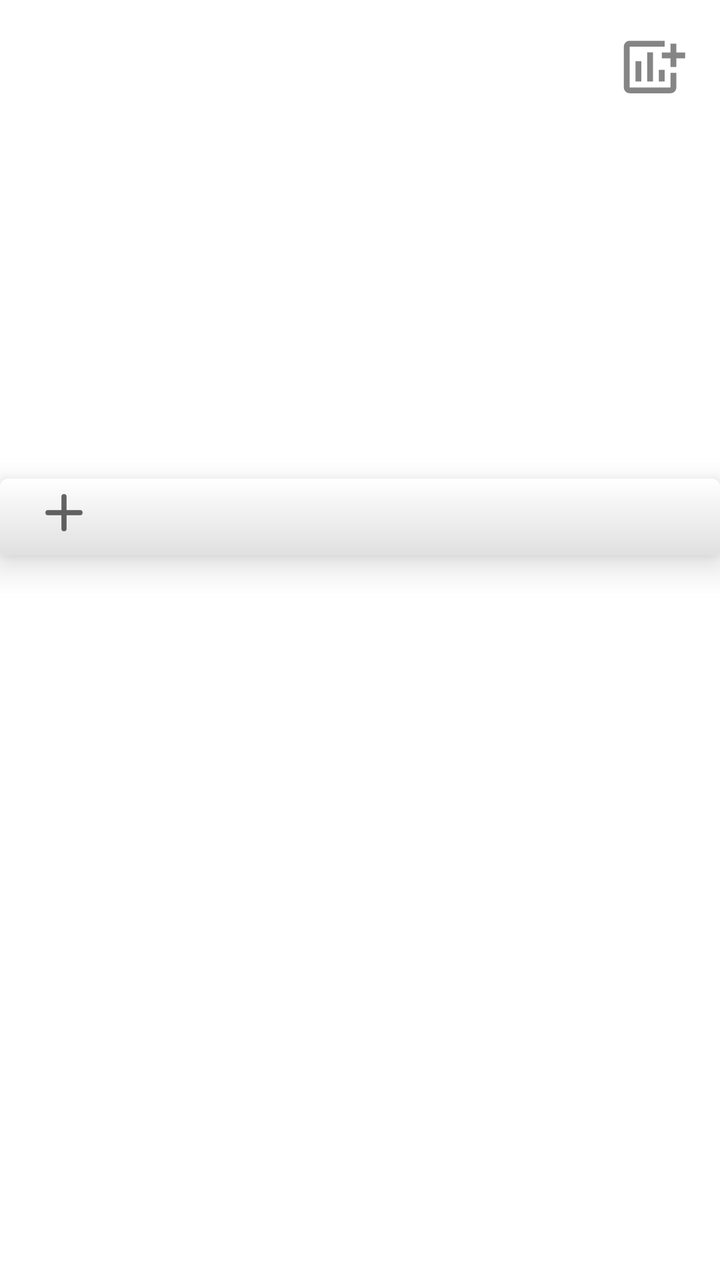
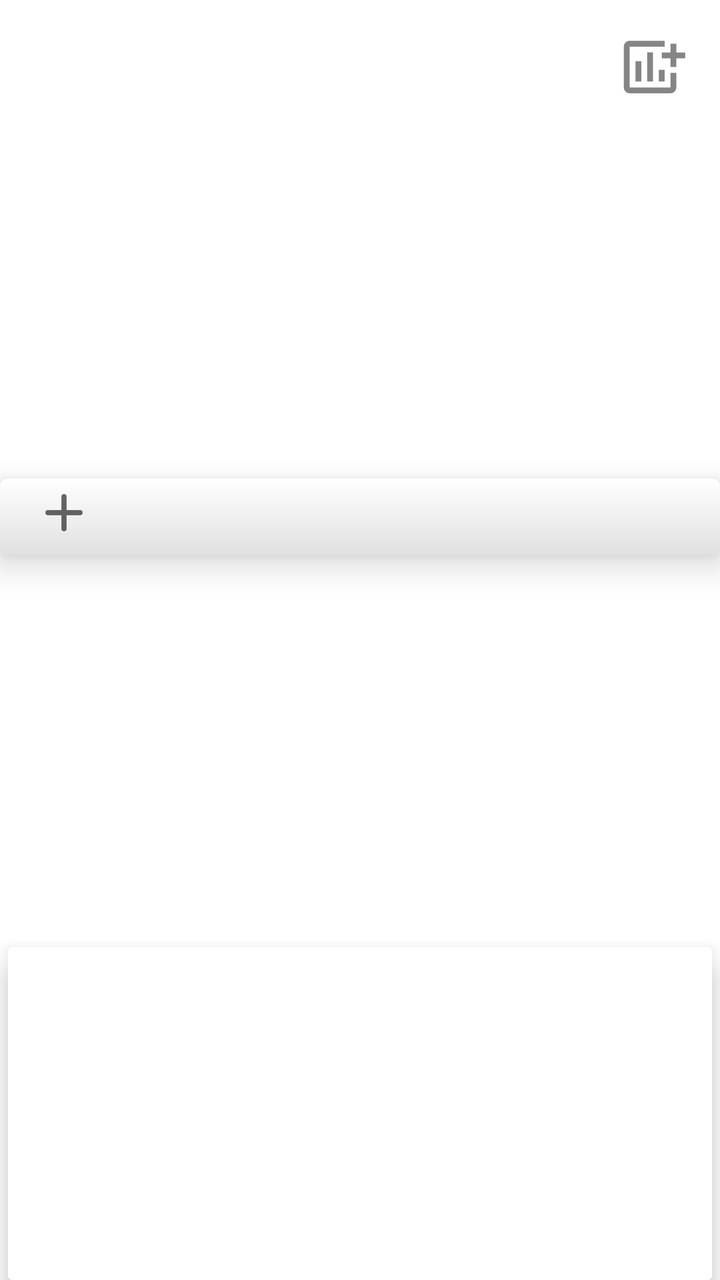

Compare the two renders of this Android layout. The source of the first and the diff that turns it into the second are given below.
<!-- AndroidManifest.xml: application theme Theme.Matscape -->
<!-- res/layout/activity_home.xml -->
<?xml version="1.0" encoding="utf-8"?>
<androidx.drawerlayout.widget.DrawerLayout xmlns:android="http://schemas.android.com/apk/res/android"
    xmlns:app="http://schemas.android.com/apk/res-auto"
    xmlns:tools="http://schemas.android.com/tools"
    android:layout_width="match_parent"
    android:layout_height="match_parent"
    tools:context=".Activities.HomeActivity"
    android:id="@+id/DrawerLayout">

    

    <androidx.constraintlayout.widget.ConstraintLayout
        android:layout_width="match_parent"
        android:layout_height="match_parent">

        <androidx.appcompat.widget.Toolbar
            android:id="@+id/Toolbar"
            android:layout_width="match_parent"
            android:layout_height="wrap_content"
            android:background="@null"
            app:layout_constraintEnd_toEndOf="parent"
            app:layout_constraintStart_toStartOf="parent"
            app:layout_constraintTop_toTopOf="parent" />

        <ImageView
            android:id="@+id/addMatrixCardButton"
            android:layout_width="35dp"
            android:layout_height="35dp"
            android:layout_margin="16dp"
            android:background="?attr/selectableItemBackgroundBorderless"
            android:clickable="true"
            android:contentDescription="@string/desc_add_matrix"
            android:focusable="true"
            android:src="@drawable/ic_home_add_matrix"
            app:layout_constraintEnd_toEndOf="parent"
            app:layout_constraintTop_toTopOf="parent"
            tools:ignore="TouchTargetSizeCheck" />

        <androidx.recyclerview.widget.RecyclerView
            android:id="@+id/MatrixCardsRecyclerView"
            android:layout_width="match_parent"
            android:layout_height="0dp"
            app:layout_constraintHeight_percent=".28"
            app:layout_constraintEnd_toEndOf="parent"
            app:layout_constraintStart_toStartOf="parent"
            app:layout_constraintTop_toBottomOf="@+id/Toolbar" />

        <ImageView
            android:id="@+id/addResultCardButton"
            android:layout_width="32dp"
            android:layout_height="32dp"
            android:clickable="true"
            android:contentDescription="@string/desc_settings_result"
            android:elevation="12dp"
            android:focusable="true"
            android:layout_marginStart="16dp"
            android:foreground="?attr/selectableItemBackgroundBorderless"
            android:src="@drawable/ic_home_add_result"
            app:layout_constraintBottom_toBottomOf="@+id/cardView"
            app:layout_constraintStart_toStartOf="parent"
            app:layout_constraintTop_toBottomOf="@+id/MatrixCardsRecyclerView"
            tools:ignore="UnusedAttribute" />

        <androidx.cardview.widget.CardView
            android:id="@+id/cardView"
            android:layout_width="match_parent"
            android:layout_height="0dp"
            android:layout_marginTop="4dp"
            android:layout_marginBottom="4dp"
            app:cardCornerRadius="4dp"
            app:cardElevation="10dp"
            android:foreground="@drawable/grad_home_divider"
            app:layout_constraintEnd_toEndOf="parent"
            app:layout_constraintHeight_percent=".06"
            app:layout_constraintStart_toStartOf="parent"
            app:layout_constraintTop_toBottomOf="@+id/MatrixCardsRecyclerView">

        </androidx.cardview.widget.CardView>

        <androidx.recyclerview.widget.RecyclerView
            android:id="@+id/ResultCardsRecyclerView"
            android:layout_width="match_parent"
            android:layout_height="0dp"
            app:layout_constraintBottom_toBottomOf="parent"
            app:layout_constraintEnd_toEndOf="parent"
            app:layout_constraintStart_toStartOf="parent"
            app:layout_constraintTop_toBottomOf="@+id/cardView" />

        <androidx.cardview.widget.CardView
            android:id="@+id/HomeNumpadCardView"
            android:layout_width="match_parent"
            android:layout_height="wrap_content"
            app:layout_constraintBottom_toBottomOf="@+id/ResultCardsRecyclerView"
            app:layout_constraintEnd_toEndOf="parent"
            app:layout_constraintStart_toStartOf="parent"/>
    </androidx.constraintlayout.widget.ConstraintLayout>


    <com.google.android.material.navigation.NavigationView
        android:id="@+id/HomeNavigationView"
        android:layout_width="wrap_content"
        android:layout_height="match_parent"
        app:menu="@menu/menu_home_navigation_drawer"
        app:headerLayout="@layout/header_navigation_drawer"
        android:layout_gravity="start"/>

</androidx.drawerlayout.widget.DrawerLayout>
<!-- res/layout/header_navigation_drawer.xml (included above) -->
<?xml version="1.0" encoding="utf-8"?>
<LinearLayout xmlns:android="http://schemas.android.com/apk/res/android"
    android:layout_width="match_parent"
    android:layout_height="match_parent"
    android:orientation="vertical">

    

    <TextView
        android:layout_width="wrap_content"
        android:layout_height="wrap_content"
        android:layout_marginTop="24dp"
        android:layout_marginStart="24dp"
        android:layout_marginEnd="24dp"
        android:textAppearance="?attr/textAppearanceHeadline6"
        android:text="@string/app_name" />

    <TextView
        android:layout_width="wrap_content"
        android:layout_height="wrap_content"
        android:layout_marginBottom="24dp"
        android:layout_marginStart="24dp"
        android:layout_marginEnd="24dp"
        android:textAppearance="?attr/textAppearanceBody2"
        android:textColor="@color/material_on_surface_emphasis_medium"
        android:text="Matrix Calculator" />

</LinearLayout>
<!-- resources referenced by this layout -->
<resources>
  <!-- drawable grad_home_divider (drawable) -->
  <?xml version="1.0" encoding="utf-8"?>
      <shape xmlns:android="http://schemas.android.com/apk/res/android"
          android:shape="rectangle">
          <gradient
              android:startColor="#FFFFFF"
              android:endColor="#E0E0E0"
              android:angle="270"
              android:centerY=".6" />
      </shape>
  <!-- drawable ic_home_add_matrix (drawable) -->
  <vector android:alpha="0.8" android:height="24dp"
      android:tint="?attr/colorControlNormal" android:viewportHeight="24"
      android:viewportWidth="24" android:width="24dp" xmlns:android="http://schemas.android.com/apk/res/android">
      <path android:fillColor="@android:color/white" android:pathData="M6,9.99h2v7L6,16.99zM14,12.99h2v4h-2zM10,6.99h2v10h-2zM20,7L20,4h-2v3h-3v2h3v3h2L20,9h3L23,7zM18,19L4,19L4,5h12L16,3L4,3c-1.1,0 -2,0.9 -2,2v14c0,1.1 0.9,2 2,2h14c1.1,0 2,-0.9 2,-2v-5h-2v5z"/>
  </vector>
  <!-- drawable ic_home_add_result (drawable) -->
  <vector xmlns:android="http://schemas.android.com/apk/res/android"
      android:width="24dp"
      android:height="24dp"
      android:viewportWidth="24"
      android:viewportHeight="24"
      android:tint="?attr/colorControlNormal">
    <path
        android:fillColor="@android:color/white"
        android:pathData="M18,13h-5v5c0,0.55 -0.45,1 -1,1s-1,-0.45 -1,-1v-5H6c-0.55,0 -1,-0.45 -1,-1s0.45,-1 1,-1h5V6c0,-0.55 0.45,-1 1,-1s1,0.45 1,1v5h5c0.55,0 1,0.45 1,1s-0.45,1 -1,1z"/>
  </vector>
  <string name="app_name" translatable="false">Matscape</string>
  
      //for homepage navigation drawer
  <string name="desc_add_matrix">Add Matrix</string>
  <string name="desc_settings_result">Result Cards Settings</string>
  
  
      //for matrix cards
  <style name="Theme.Matscape" parent="Theme.MaterialComponents.DayNight.NoActionBar">
          
          <item name="colorPrimary">@color/purple_500</item>
          <item name="colorPrimaryVariant">@color/purple_700</item>
          <item name="colorOnPrimary">@color/white</item>
          
          <item name="colorSecondary">@color/teal_200</item>
          <item name="colorSecondaryVariant">@color/teal_700</item>
          <item name="colorOnSecondary">@color/black</item>
          
          <item name="android:statusBarColor" tools:targetApi="l">?attr/colorPrimaryVariant</item>
          
      </style>
  <color name="purple_500">#FF6200EE</color>
  <color name="purple_700">#FF3700B3</color>
  <color name="white">#FFFFFFFF</color>
  <color name="teal_200">#FF03DAC5</color>
  <color name="teal_700">#FF018786</color>
  <color name="black">#FF000000</color>
</resources>

<!-- the commit's change to res/layout/activity_home.xml (unified diff, before → after) -->
@@ -89,7 +89,11 @@
         <androidx.cardview.widget.CardView
             android:id="@+id/HomeNumpadCardView"
             android:layout_width="match_parent"
-            android:layout_height="wrap_content"
+            android:layout_height="0dp"
+            app:layout_constraintHeight_percent=".26"
+            app:cardElevation="10dp"
+            android:layout_marginStart="4dp"
+            android:layout_marginEnd="4dp"
             app:layout_constraintBottom_toBottomOf="@+id/ResultCardsRecyclerView"
             app:layout_constraintEnd_toEndOf="parent"
             app:layout_constraintStart_toStartOf="parent"/>
